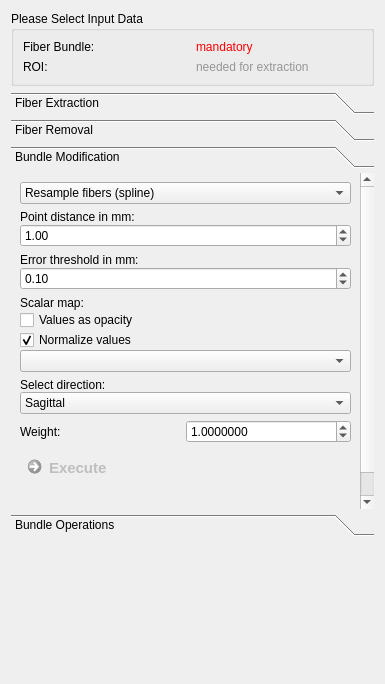
The window that Plugins/org.mitk.gui.qt.diffusionimaging.fiberprocessing/src/internal/QmitkFiberProcessingViewControls.ui (MITK/MITK) describes before a commit, drawn with Qt 5.
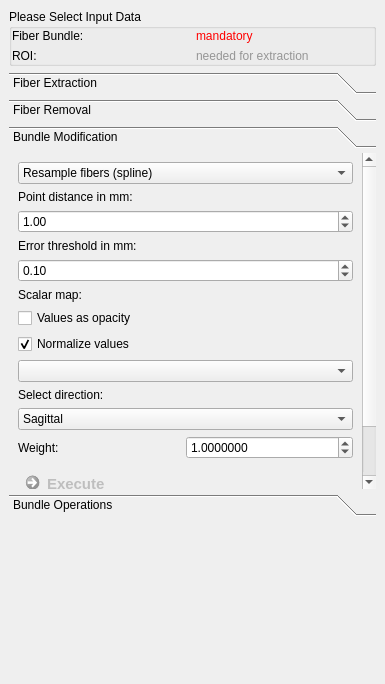
The same window after the commit. The open tabs and pages were chosen to show the change. Icons and pictures are not drawn. Custom widgets are drawn as their Qt base class.

Commit message: Refactor view layout

```diff
--- a/Plugins/org.mitk.gui.qt.diffusionimaging.fiberprocessing/src/internal/QmitkFiberProcessingViewControls.ui
+++ b/Plugins/org.mitk.gui.qt.diffusionimaging.fiberprocessing/src/internal/QmitkFiberProcessingViewControls.ui
@@ -14,6 +14,18 @@
    <string>Form</string>
   </property>
   <layout class="QGridLayout" name="gridLayout_3">
+   <property name="leftMargin">
+    <number>9</number>
+   </property>
+   <property name="topMargin">
+    <number>9</number>
+   </property>
+   <property name="rightMargin">
+    <number>9</number>
+   </property>
+   <property name="bottomMargin">
+    <number>9</number>
+   </property>
    <item row="1" column="0">
     <widget class="QToolBox" name="toolBoxx">
      <property name="currentIndex">
@@ -1005,9 +1017,12 @@
           <property name="bottomMargin">
            <number>0</number>
           </property>
-          <property name="spacing">
+          <property name="horizontalSpacing">
            <number>0</number>
           </property>
+          <property name="verticalSpacing">
+           <number>6</number>
+          </property>
           <item row="0" column="0">
            <widget class="QLabel" name="label_10">
             <property name="text">
@@ -1052,9 +1067,12 @@
           <property name="bottomMargin">
            <number>0</number>
           </property>
-          <property name="spacing">
+          <property name="horizontalSpacing">
            <number>0</number>
           </property>
+          <property name="verticalSpacing">
+           <number>6</number>
+          </property>
           <item row="1" column="0">
            <widget class="QComboBox" name="m_MirrorFibersBox">
             <item>
@@ -1105,9 +1123,12 @@
           <property name="bottomMargin">
            <number>0</number>
           </property>
-          <property name="spacing">
+          <property name="horizontalSpacing">
            <number>0</number>
           </property>
+          <property name="verticalSpacing">
+           <number>6</number>
+          </property>
           <item row="1" column="0">
            <widget class="QCheckBox" name="m_FiberOpacityBox">
             <property name="toolTip">
@@ -1218,9 +1239,12 @@
           <property name="bottomMargin">
            <number>0</number>
           </property>
-          <property name="spacing">
+          <property name="horizontalSpacing">
            <number>0</number>
           </property>
+          <property name="verticalSpacing">
+           <number>6</number>
+          </property>
           <item row="1" column="0">
            <widget class="QDoubleSpinBox" name="m_SmoothFibersBox">
             <property name="minimum">
@@ -1471,6 +1495,18 @@
       <string>Please Select Input Data</string>
      </property>
      <layout class="QGridLayout" name="gridLayout_9">
+      <property name="leftMargin">
+       <number>0</number>
+      </property>
+      <property name="topMargin">
+       <number>0</number>
+      </property>
+      <property name="rightMargin">
+       <number>0</number>
+      </property>
+      <property name="bottomMargin">
+       <number>0</number>
+      </property>
       <item row="0" column="1">
        <widget class="QLabel" name="m_FibLabel">
         <property name="text">
```
Left out of the diff: 242 changed lines with no effect on the pictures. The commit also changes 94 other files.
